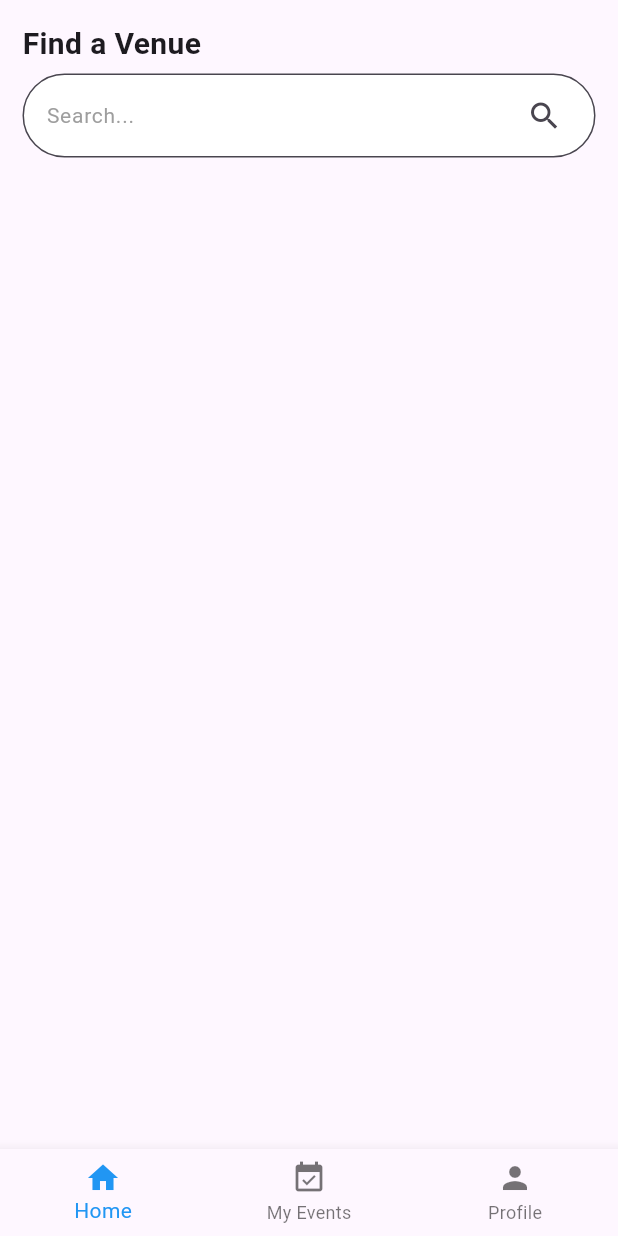
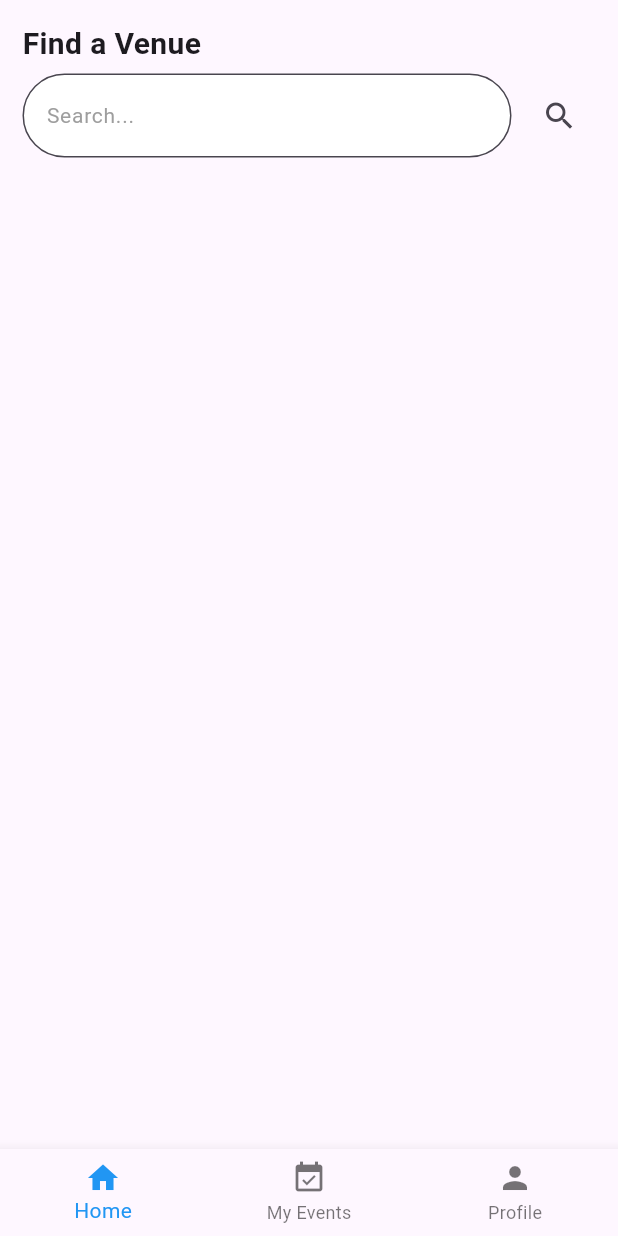
Before and after one commit to brijesh-0/CampusSpace, a Flutter app: the screen it shows after launch, on a phone screen of 412 x 824 dp. Run offline on Flutter 3.47's test engine with Material 3 defaults, Android fonts, the phone set to English and light mode, and no system bars.

Commit message:
split search bar and icon

```diff
--- a/lib/main.dart
+++ b/lib/main.dart
@@ -11,6 +11,9 @@ class MyApp extends StatelessWidget {
   @override
   Widget build(BuildContext context) {
     return MaterialApp(
+      theme: ThemeData(
+        useMaterial3: true,
+      ),
       debugShowCheckedModeBanner: false,
       home: LandningPage(),
     );
--- a/lib/pages/home_page.dart
+++ b/lib/pages/home_page.dart
@@ -7,8 +7,7 @@ class HomePage extends StatelessWidget {
   Widget build(BuildContext context) {
     return Padding(
       padding: const EdgeInsets.all(15.0),
-      child: Column(
-        crossAxisAlignment: CrossAxisAlignment.stretch,
+      child: ListView(
         children: [
           const Text(
             'Find a Venue',
@@ -19,7 +18,10 @@ class HomePage extends StatelessWidget {
             ),
           ),
           SizedBox(height: 5.0), // Adding some space between text and TextField
-          TextField(
+          Row(
+            children: [
+              Expanded(
+                child: TextField(
                   onChanged: (value) {
                     print('$value');
                   },
@@ -29,16 +31,25 @@ class HomePage extends StatelessWidget {
                     filled: true,
                     border: OutlineInputBorder(
                       borderRadius: BorderRadius.circular(30),
-                borderSide: const BorderSide(width: 20.0, color: Colors.black),
+                      borderSide:
+                          const BorderSide(width: 20.0, color: Colors.black),
                     ),
                     hintText: 'Search...',
                     alignLabelWithHint: true,
                     hintStyle: TextStyle(color: Colors.grey, fontSize: 14.0),
-              suffixIcon: const Padding(
-                padding: EdgeInsets.only(right: 20.0),
-                child: Icon(Icons.search),
-              ), // Corrected icon usage
                   ),
+                ),
+              ),
+              Padding(
+                padding: const EdgeInsets.only(left: 8.0),
+                child: IconButton(
+                  icon: Icon(Icons.search),
+                  onPressed: () {
+                    print("pressed Search icon");
+                  },
+                ),
+              ),
+            ],
           ),
         ],
       ),
```
Lines whose indentation alone changed are shown as unchanged.
